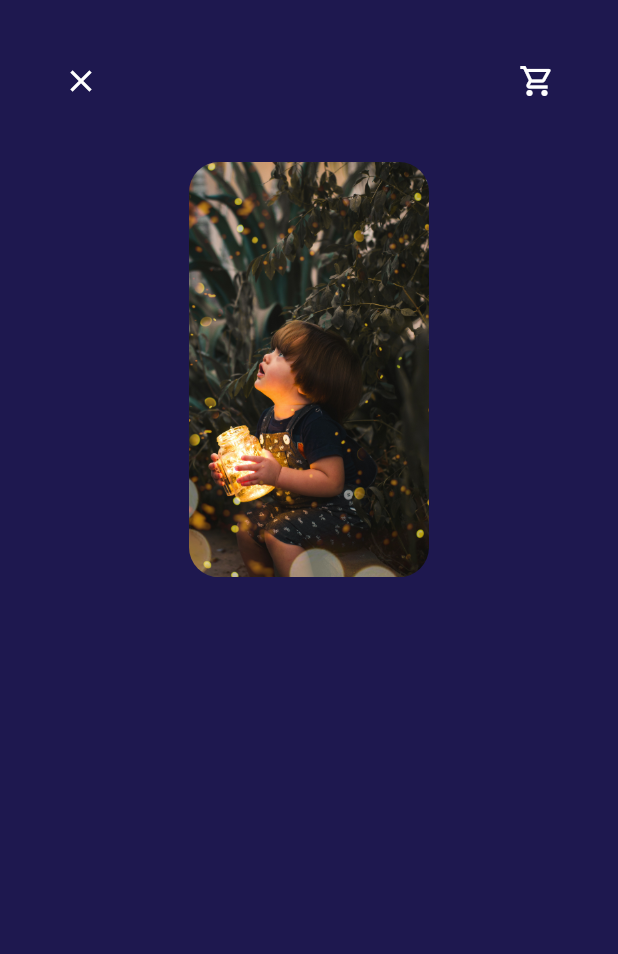
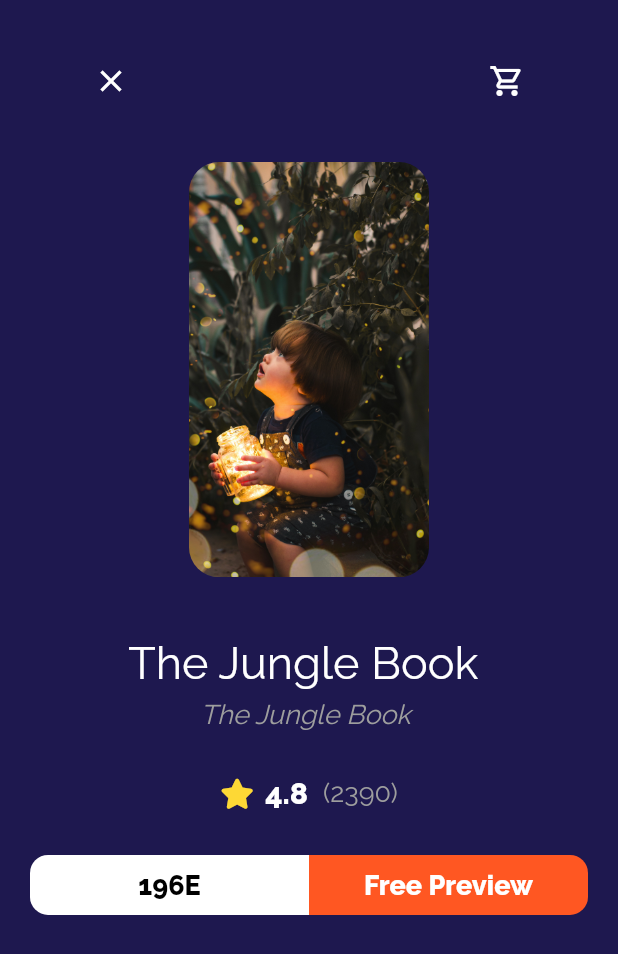
Before and after one commit to yusufabdo20/bookly_app, a Flutter app: the screen it shows after launch, after a tap on "Harry Potter and Goblet of Fire", on a phone screen of 412 x 824 dp. Shown: the top 954 px of the screen. Run offline on Flutter 3.47's test engine with Material 2 defaults, Android fonts, the light colour scheme and no system bars; our stand-ins replace font_awesome_flutter, go_router, google_fonts.

Commit message:
create box action

```diff
--- /dev/null
+++ b/lib/Features/Home/presentation/views/widgets/boo_details_body/bookAction.dart
@@ -0,0 +1,37 @@
+import 'package:bookly_app/core/widgets/custom_button.dart';
+import 'package:flutter/cupertino.dart';
+import 'package:flutter/material.dart';
+import 'package:flutter/src/widgets/container.dart';
+import 'package:flutter/src/widgets/framework.dart';
+
+class BookAction extends StatelessWidget {
+  const BookAction({super.key});
+
+  @override
+  Widget build(BuildContext context) {
+    return Row(
+      children: const [
+        Expanded(
+          child: CustomButton(
+              backgroundColor: Colors.white,
+              textColor: Colors.black,
+              borderRadius: BorderRadius.only(
+                topLeft: Radius.circular(12),
+                bottomLeft: Radius.circular(12),
+              ),
+              text: "196E"),
+        ),
+        Expanded(
+          child: CustomButton(
+              backgroundColor: Colors.deepOrange,
+              textColor: Colors.white,
+              borderRadius: BorderRadius.only(
+                topRight: Radius.circular(12),
+                bottomRight: Radius.circular(12),
+              ),
+              text: "Free Preview"),
+        ),
+      ],
+    );
+  }
+}
--- a/lib/Features/Home/presentation/views/widgets/boo_details_body/book_details_body.dart
+++ b/lib/Features/Home/presentation/views/widgets/boo_details_body/book_details_body.dart
@@ -1,3 +1,5 @@
+import 'package:bookly_app/Features/Home/presentation/views/widgets/boo_details_body/bookAction.dart';
+import 'package:bookly_app/Features/Home/presentation/views/widgets/home_body/book_rating.dart';
 import 'package:bookly_app/Features/Home/presentation/views/widgets/home_body/custom_book_image.dart';
 import 'package:flutter/cupertino.dart';
 import 'package:flutter/material.dart';
@@ -11,14 +13,44 @@
   Widget build(BuildContext context) {
     var width = MediaQuery.of(context).size.width;
     return SafeArea(
+      child: Padding(
+        padding: const EdgeInsets.symmetric(horizontal: 20.0),
         child: Column(
           children: [
             const CustomAppBarBookDetails(),
             Padding(
               padding: EdgeInsets.symmetric(horizontal: width * 0.17),
-            child:const CustomBookImage(),
-          )
+              child: const CustomBookImage(),
+            ),
+            const SizedBox(
+              height: 40,
+            ),
+            const Text(
+              "The Jungle Book ",
+              style: TextStyle(
+                fontSize: 30,
+              ),
+            ),
+            const SizedBox(
+              height: 6,
+            ),
+            const Text(
+              "The Jungle Book ",
+              style: TextStyle(
+                  fontSize: 18,
+                  color: Colors.grey,
+                  fontStyle: FontStyle.italic),
+            ),
+              const SizedBox(
+              height: 30,
+            ),
+            const BookRating(),
+            const SizedBox(
+              height: 30,
+            ),
+            const BookAction(),
           ],
+        ),
       ),
     );
   }
--- a/lib/Features/Home/presentation/views/widgets/home_body/best_seller_listView_item_information.dart
+++ b/lib/Features/Home/presentation/views/widgets/home_body/best_seller_listView_item_information.dart
@@ -1,6 +1,8 @@
 
 import 'package:flutter/material.dart';
 import 'package:font_awesome_flutter/font_awesome_flutter.dart';
+
+import 'book_rating.dart';
 
 class BestSellerListViewItemInformation extends StatelessWidget {
   const BestSellerListViewItemInformation({
@@ -51,40 +53,3 @@
     );
   }
 }
-
-class BookRating extends StatelessWidget {
-  const BookRating({
-    Key? key,
-  }) : super(key: key);
-
-  @override
-  Widget build(BuildContext context) {
-    return Row(
-      children: [
-        Icon(
-         FontAwesomeIcons.solidStar,
-          color: Colors.yellow[600],
-          size: 20,
-        ),
-        const SizedBox(width: 10,),
-        const Text(
-          "4.8",
-          style: TextStyle(
-            fontSize: 20,
-            fontWeight: FontWeight.bold,
-          ),
-        ),
-        const SizedBox(
-          width: 10,
-        ),
-        const Text(
-          "(2390)",
-          style: TextStyle(
-            fontSize: 18,
-            color: Colors.grey,
-          ),
-        ),
-      ],
-    );
-  }
-}
--- /dev/null
+++ b/lib/Features/Home/presentation/views/widgets/home_body/book_rating.dart
@@ -0,0 +1,40 @@
+import 'package:flutter/material.dart';
+import 'package:font_awesome_flutter/font_awesome_flutter.dart';
+
+class BookRating extends StatelessWidget {
+  const BookRating({
+    Key? key,
+  }) : super(key: key);
+
+  @override
+  Widget build(BuildContext context) {
+    return Row(
+      mainAxisAlignment: MainAxisAlignment.center,
+      children: [
+        Icon(
+         FontAwesomeIcons.solidStar,
+          color: Colors.yellow[600],
+          size: 20,
+        ),
+        const SizedBox(width: 10,),
+        const Text(
+          "4.8",
+          style: TextStyle(
+            fontSize: 20,
+            fontWeight: FontWeight.bold,
+          ),
+        ),
+        const SizedBox(
+          width: 10,
+        ),
+        const Text(
+          "(2390)",
+          style: TextStyle(
+            fontSize: 18,
+            color: Colors.grey,
+          ),
+        ),
+      ],
+    );
+  }
+}
--- /dev/null
+++ b/lib/core/widgets/custom_button.dart
@@ -0,0 +1,39 @@
+import 'package:flutter/material.dart';
+
+class CustomButton extends StatelessWidget {
+  // const CustomButton({super.key});
+  final Color? backgroundColor;
+  final Color? textColor;
+  final BorderRadius? borderRadius;
+  final String text;
+  const CustomButton({
+    super.key,
+    required this.text,
+    this.backgroundColor,
+    this.textColor,
+    this.borderRadius,
+  });
+  @override
+  Widget build(BuildContext context) {
+    return SizedBox(
+      height: 40,
+      child: TextButton(
+        onPressed: () {},
+        style: TextButton.styleFrom(
+          backgroundColor: backgroundColor ?? Colors.white,
+          shape: RoundedRectangleBorder(
+            borderRadius: borderRadius ?? BorderRadius.circular(16),
+          ),
+        ),
+        child: Text(
+          text,
+          style: TextStyle(
+            fontWeight: FontWeight.bold,
+            color: textColor ?? Colors.black,
+            fontSize: 18,
+          ),
+        ),
+      ),
+    );
+  }
+}
```
Lines whose indentation alone changed are shown as unchanged.
